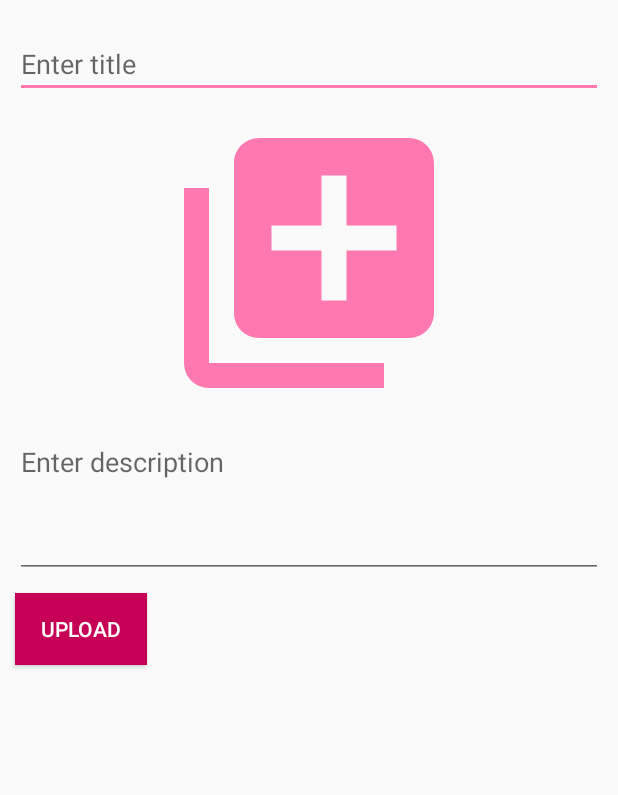
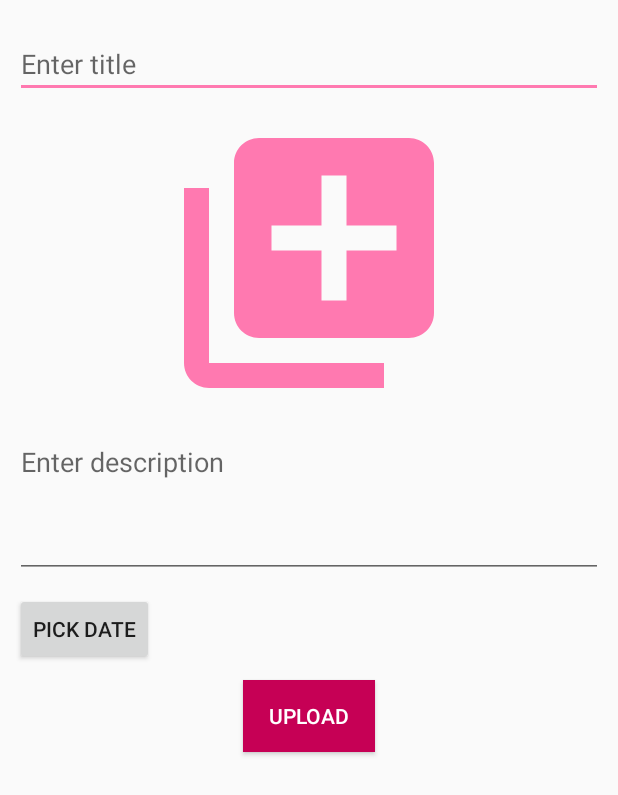
Before and after one commit to ideliamn/Learn-Android, an Android app: the layout activity_add_post.xml on its own in the app's theme, with its tools: preview values and no code run, on a phone screen of 412 x 824 dp. Shown: the top 795 px of the screen. Run offline under Robolectric (Android 15) with nearby library versions, the phone set to English and light mode, and no system bars.

```diff
--- a/app/src/main/AndroidManifest.xml
+++ b/app/src/main/AndroidManifest.xml
@@ -9,8 +9,9 @@
         android:roundIcon="@mipmap/ic_launcher_round"
         android:supportsRtl="true"
         android:theme="@style/AppTheme">
-<!--        <activity android:name=".AddPostActivity"></activity>-->
-        <activity android:name=".AddPostActivity">
+        <activity android:name=".DatePickerActivity"></activity>
+        <activity android:name=".AddPostActivity"></activity>
+        <activity android:name=".MainActivity">
             <intent-filter>
                 <action android:name="android.intent.action.MAIN" />
 
--- a/app/src/main/res/layout/activity_add_post.xml
+++ b/app/src/main/res/layout/activity_add_post.xml
@@ -10,6 +10,7 @@
         android:layout_width="match_parent"
         android:layout_height="wrap_content"
         android:orientation="vertical">
+
         <EditText
             android:id="@+id/pTitleEt"
             android:layout_width="match_parent"
@@ -23,6 +24,7 @@
             android:layout_marginEnd="10dp"
             android:layout_marginRight="10dp"
             />
+
         <ImageView
             android:id="@+id/pImageIv"
             android:layout_width="match_parent"
@@ -34,6 +36,7 @@
             android:layout_marginRight="10dp"
             android:src="@drawable/attach_image"
             />
+
         <EditText
             android:id="@+id/pDescrEt"
             android:layout_width="match_parent"
@@ -47,10 +50,43 @@
             android:layout_marginEnd="10dp"
             android:layout_marginRight="10dp"
             />
+
+        <LinearLayout
+            android:layout_width="match_parent"
+            android:layout_height="wrap_content"
+            android:orientation="horizontal">
+
+            <Button
+                android:id="@+id/pPickDate"
+                android:layout_width="wrap_content"
+                android:layout_height="wrap_content"
+                android:layout_marginBottom="10dp"
+                android:layout_marginLeft="10dp"
+                android:layout_marginStart="10dp"
+                android:layout_marginEnd="10dp"
+                android:layout_marginRight="10dp"
+                android:text="Pick Date"
+                android:onClick="showDatePicker" />
+
+            <TextView
+                android:id="@+id/tv_date"
+                android:layout_width="wrap_content"
+                android:layout_height="wrap_content"
+                android:layout_marginBottom="10dp"
+                android:layout_marginLeft="10dp"
+                android:layout_marginStart="10dp"
+                android:layout_marginEnd="10dp"
+                android:layout_marginRight="10dp"
+                android:text=""
+                />
+
+        </LinearLayout>
+
         <Button
             android:id="@+id/pUploadBtn"
             android:layout_width="wrap_content"
             android:layout_height="wrap_content"
+            android:layout_gravity="center_horizontal"
             android:text="Upload"
             android:layout_marginBottom="10dp"
             android:layout_marginLeft="10dp"
@@ -60,6 +96,7 @@
             android:background="@color/colorPrimaryDark"
             android:textColor="#FFFFFF"
             />
+
     </LinearLayout>
 
 </ScrollView>
```
Also changed, not shown: app/src/main/java/com/example/projectbelajar/AddPostActivity.java (+38 -2 lines), app/src/main/java/com/example/projectbelajar/DatePickerActivity.java (added, +52 -0 lines), app/src/main/java/com/example/projectbelajar/DatePickerFragment.java (added, +46 -0 lines), app/src/main/java/com/example/projectbelajar/ImageUploadInfo.java (+7 -1 lines), app/src/main/java/com/example/projectbelajar/MainActivity.java (+11 -0 lines), app/src/main/res/layout/activity_date_picker.xml (added, +61 -0 lines), app/src/main/res/layout/activity_main.xml (+5 -3 lines).
